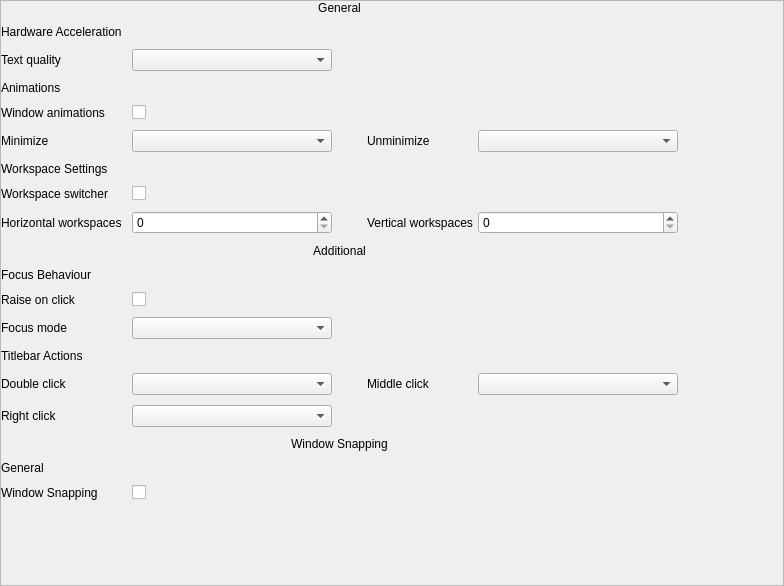
The window that stacer/Pages/GnomeSettings/window_manager_settings.ui (oguzhaninan/Stacer) describes before a commit, drawn with Qt 5.
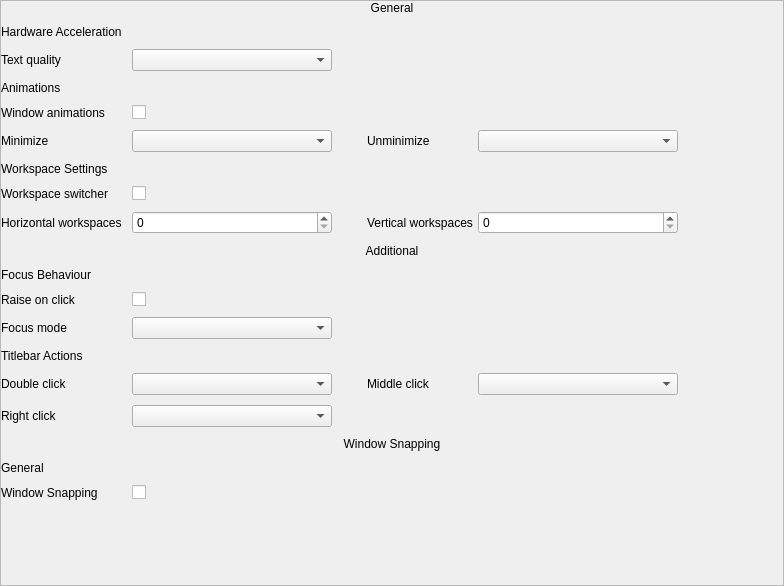
The same window after the commit.

The edit to the form file:
```diff
--- a/stacer/Pages/GnomeSettings/window_manager_settings.ui
+++ b/stacer/Pages/GnomeSettings/window_manager_settings.ui
@@ -31,6 +31,12 @@
    </property>
    <item>
     <widget class="QScrollArea" name="scrollArea">
+     <property name="sizePolicy">
+      <sizepolicy hsizetype="Expanding" vsizetype="Expanding">
+       <horstretch>0</horstretch>
+       <verstretch>0</verstretch>
+      </sizepolicy>
+     </property>
      <property name="widgetResizable">
       <bool>true</bool>
      </property>
@@ -130,39 +136,6 @@
          </property>
         </spacer>
        </item>
-       <item row="1" column="0" colspan="6">
-        <widget class="QLabel" name="lblHomeIcon_2">
-         <property name="accessibleName">
-          <string>title</string>
-         </property>
-         <property name="text">
-          <string>Hardware Acceleration</string>
-         </property>
-        </widget>
-       </item>
-       <item row="12" column="0" colspan="6">
-        <widget class="QLabel" name="lblHomeIcon_6">
-         <property name="accessibleName">
-          <string>title</string>
-         </property>
-         <property name="text">
-          <string>Focus Behaviour</string>
-         </property>
-        </widget>
-       </item>
-       <item row="11" column="0" colspan="6">
-        <widget class="QLabel" name="label_3">
-         <property name="accessibleName">
-          <string>general-title</string>
-         </property>
-         <property name="text">
-          <string>Additional</string>
-         </property>
-         <property name="alignment">
-          <set>Qt::AlignCenter</set>
-         </property>
-        </widget>
-       </item>
        <item row="2" column="0">
         <widget class="QLabel" name="lblHomeIcon">
          <property name="text">
@@ -170,7 +143,7 @@
          </property>
         </widget>
        </item>
-       <item row="8" column="2">
+       <item row="8" column="2" alignment="Qt::AlignLeft">
         <widget class="QCheckBox" name="checkHomeIcon_7">
          <property name="cursor">
           <cursorShape>PointingHandCursor</cursorShape>
@@ -206,19 +179,6 @@
          </property>
         </spacer>
        </item>
-       <item row="0" column="0" colspan="6">
-        <widget class="QLabel" name="label">
-         <property name="accessibleName">
-          <string>general-title</string>
-         </property>
-         <property name="text">
-          <string>General</string>
-         </property>
-         <property name="alignment">
-          <set>Qt::AlignCenter</set>
-         </property>
-        </widget>
-       </item>
        <item row="18" column="2">
         <widget class="QComboBox" name="comboBox_9">
          <property name="sizePolicy">
@@ -302,19 +262,6 @@
          </property>
         </widget>
        </item>
-       <item row="19" column="0" colspan="6">
-        <widget class="QLabel" name="label_7">
-         <property name="accessibleName">
-          <string>general-title</string>
-         </property>
-         <property name="text">
-          <string>Window Snapping</string>
-         </property>
-         <property name="alignment">
-          <set>Qt::AlignCenter</set>
-         </property>
-        </widget>
-       </item>
        <item row="9" column="4">
         <widget class="QLabel" name="lblMountedIcon_3">
          <property name="text">
@@ -347,16 +294,6 @@
          </property>
         </widget>
        </item>
-       <item row="3" column="0" colspan="6">
-        <widget class="QLabel" name="label_4">
-         <property name="accessibleName">
-          <string>title</string>
-         </property>
-         <property name="text">
-          <string>Animations</string>
-         </property>
-        </widget>
-       </item>
        <item row="2" column="2">
         <widget class="QComboBox" name="comboBox_2">
          <property name="sizePolicy">
@@ -414,16 +351,6 @@
          </property>
         </widget>
        </item>
-       <item row="20" column="0" colspan="6">
-        <widget class="QLabel" name="lblHomeIcon_10">
-         <property name="accessibleName">
-          <string>title</string>
-         </property>
-         <property name="text">
-          <string>General</string>
-         </property>
-        </widget>
-       </item>
        <item row="21" column="2" colspan="3" alignment="Qt::AlignLeft">
         <widget class="QCheckBox" name="checkHomeIcon_6">
          <property name="cursor">
@@ -437,16 +364,6 @@
          </property>
         </widget>
        </item>
-       <item row="15" column="0" colspan="6">
-        <widget class="QLabel" name="lblHomeIcon_5">
-         <property name="accessibleName">
-          <string>title</string>
-         </property>
-         <property name="text">
-          <string>Titlebar Actions</string>
-         </property>
-        </widget>
-       </item>
        <item row="14" column="0">
         <widget class="QLabel" name="lblHomeIcon_4">
          <property name="text">
@@ -507,16 +424,6 @@
          </property>
         </widget>
        </item>
-       <item row="7" column="0" colspan="6">
-        <widget class="QLabel" name="label_6">
-         <property name="accessibleName">
-          <string>title</string>
-         </property>
-         <property name="text">
-          <string>Workspace Settings</string>
-         </property>
-        </widget>
-       </item>
        <item row="9" column="6">
         <spacer name="horizontalSpacer_3">
          <property name="orientation">
@@ -533,6 +440,105 @@
          </property>
         </spacer>
        </item>
+       <item row="0" column="0" colspan="7">
+        <widget class="QLabel" name="label">
+         <property name="accessibleName">
+          <string>general-title</string>
+         </property>
+         <property name="text">
+          <string>General</string>
+         </property>
+         <property name="alignment">
+          <set>Qt::AlignCenter</set>
+         </property>
+        </widget>
+       </item>
+       <item row="7" column="0" colspan="7">
+        <widget class="QLabel" name="label_6">
+         <property name="accessibleName">
+          <string>title</string>
+         </property>
+         <property name="text">
+          <string>Workspace Settings</string>
+         </property>
+        </widget>
+       </item>
+       <item row="1" column="0" colspan="7">
+        <widget class="QLabel" name="lblHomeIcon_2">
+         <property name="accessibleName">
+          <string>title</string>
+         </property>
+         <property name="text">
+          <string>Hardware Acceleration</string>
+         </property>
+        </widget>
+       </item>
+       <item row="3" column="0" colspan="7">
+        <widget class="QLabel" name="label_4">
+         <property name="accessibleName">
+          <string>title</string>
+         </property>
+         <property name="text">
+          <string>Animations</string>
+         </property>
+        </widget>
+       </item>
+       <item row="11" column="0" colspan="7">
+        <widget class="QLabel" name="label_3">
+         <property name="accessibleName">
+          <string>general-title</string>
+         </property>
+         <property name="text">
+          <string>Additional</string>
+         </property>
+         <property name="alignment">
+          <set>Qt::AlignCenter</set>
+         </property>
+        </widget>
+       </item>
+       <item row="12" column="0" colspan="7">
+        <widget class="QLabel" name="lblHomeIcon_6">
+         <property name="accessibleName">
+          <string>title</string>
+         </property>
+         <property name="text">
+          <string>Focus Behaviour</string>
+         </property>
+        </widget>
+       </item>
+       <item row="15" column="0" colspan="7">
+        <widget class="QLabel" name="lblHomeIcon_5">
+         <property name="accessibleName">
+          <string>title</string>
+         </property>
+         <property name="text">
+          <string>Titlebar Actions</string>
+         </property>
+        </widget>
+       </item>
+       <item row="19" column="0" colspan="7">
+        <widget class="QLabel" name="label_7">
+         <property name="accessibleName">
+          <string>general-title</string>
+         </property>
+         <property name="text">
+          <string>Window Snapping</string>
+         </property>
+         <property name="alignment">
+          <set>Qt::AlignCenter</set>
+         </property>
+        </widget>
+       </item>
+       <item row="20" column="0" colspan="7">
+        <widget class="QLabel" name="lblHomeIcon_10">
+         <property name="accessibleName">
+          <string>title</string>
+         </property>
+         <property name="text">
+          <string>General</string>
+         </property>
+        </widget>
+       </item>
       </layout>
      </widget>
     </widget>
```
Left out of the diff: 78 changed lines with no effect on the pictures.
